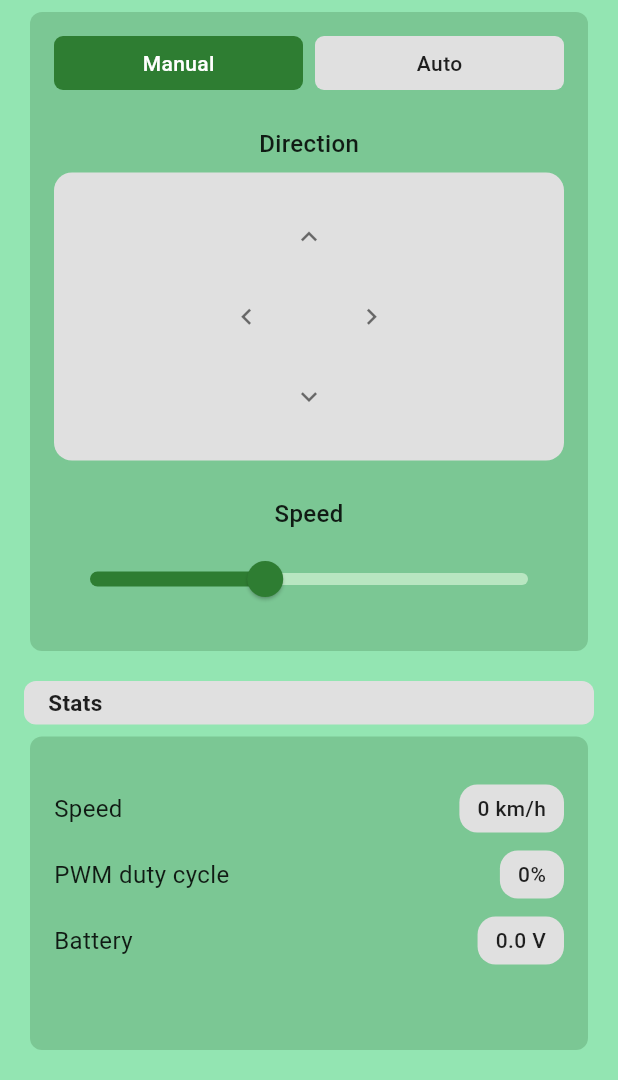
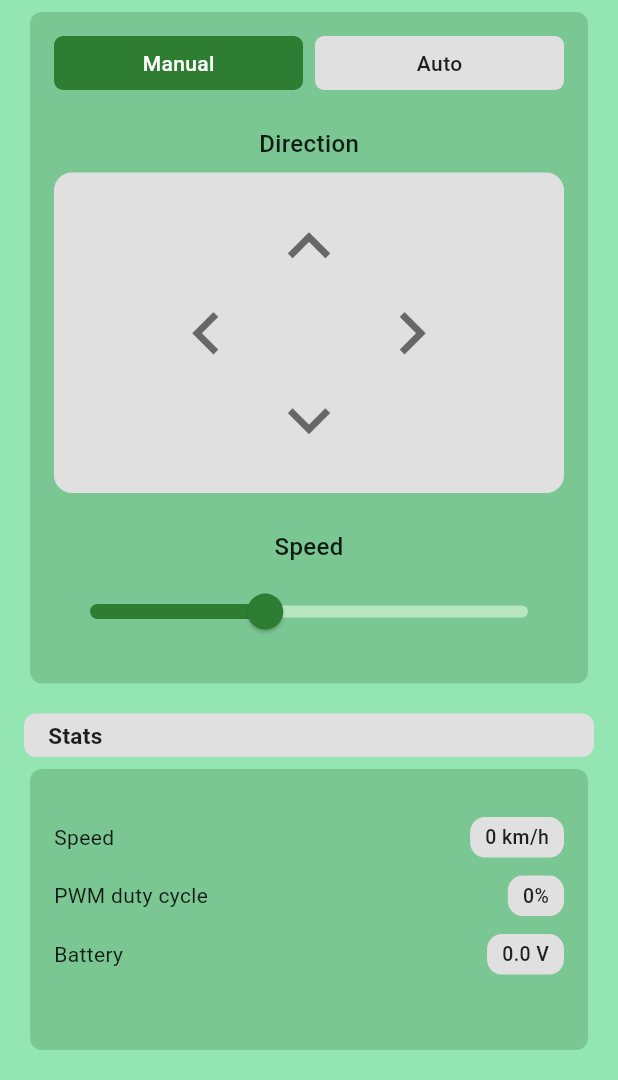
Before and after one commit to RoxanaRujac/Arobs-internship, a Flutter app: the screen it shows after launch, on a phone screen of 412 x 824 dp, the part 156-1236 px from its top. Run offline on Flutter 3.47's test engine with Material 3 defaults, Android fonts, the phone set to English and light mode, and no system bars; network calls fail.

Commit message:
update buttons

```diff
--- a/car control - frontend app/lib/components/ui_components.dart
+++ b/car control - frontend app/lib/components/ui_components.dart
@@ -25,15 +25,13 @@ class DirectionButton extends StatelessWidget {
   @override
   Widget build(BuildContext context) {
     final buttonSize = size ?? 56.0;
-    final iconSize = buttonSize * 0.5; // Icon size is 50% of button size
+    final iconSize = buttonSize; // Icon size is 70% of button size
 
     return GestureDetector(
+      behavior: HitTestBehavior.opaque,
       onTapDown: isEnabled ? (_) => onPressStart() : null,
       onTapUp: isEnabled ? (_) => onPressEnd() : null,
       onTapCancel: isEnabled ? () => onPressEnd() : null,
-      onPanDown: isEnabled ? (_) => onPressStart() : null,
-      onPanEnd: isEnabled ? (_) => onPressEnd() : null,
-      onPanCancel: isEnabled ? () => onPressEnd() : null,
       child: Container(
         width: buttonSize,
         height: buttonSize,
@@ -75,9 +73,10 @@ class DirectionControlPad extends StatefulWidget {
 class _DirectionControlPadState extends State<DirectionControlPad> {
   final Set<String> _pressedDirections = {};
   Timer? _continuousTimer;
+  bool _isDisposed = false;
 
   void _startDirection(String direction) {
-    if (!widget.isManualMode) return;
+    if (!widget.isManualMode || _isDisposed) return;
 
     setState(() {
       _pressedDirections.add(direction);
@@ -87,16 +86,26 @@ class _DirectionControlPadState extends State<DirectionControlPad> {
     widget.onDirectionPressed(_pressedDirections);
 
     // Start continuous sending if not already started
-    if (_continuousTimer == null) {
+    if (_continuousTimer == null || !_continuousTimer!.isActive) {
       _continuousTimer = Timer.periodic(const Duration(milliseconds: 100), (timer) {
+        if (_isDisposed) {
+          timer.cancel();
+          return;
+        }
+
         if (_pressedDirections.isNotEmpty) {
           widget.onDirectionPressed(_pressedDirections);
+        } else {
+          timer.cancel();
+          _continuousTimer = null;
         }
       });
     }
   }
 
   void _stopDirection(String direction) {
+    if (_isDisposed) return;
+
     setState(() {
       _pressedDirections.remove(direction);
     });
@@ -113,6 +122,7 @@ class _DirectionControlPadState extends State<DirectionControlPad> {
 
   @override
   void dispose() {
+    _isDisposed = true;
     _continuousTimer?.cancel();
     super.dispose();
   }
@@ -129,14 +139,13 @@ class _DirectionControlPadState extends State<DirectionControlPad> {
         final safeHeight = availableHeight - 10;
 
         final maxButtonFromWidth = (safeWidth - 20) / 2; // 20px minimum spacing
-
         final maxButtonFromHeight = (safeHeight - 20) / 3; // 20px total spacing
 
         final buttonSize = (maxButtonFromWidth < maxButtonFromHeight ? maxButtonFromWidth : maxButtonFromHeight)
-            .clamp(35.0, 50.0); // Reduced max size to be safer
+            .clamp(57.0, 90.0);
 
-        final horizontalSpacing = ((safeWidth - (buttonSize * 2)) / 2).clamp(15.0, 40.0);
-        final verticalSpacing = ((safeHeight - (buttonSize * 3)) / 2).clamp(8.0, 16.0);
+        final horizontalSpacing = ((safeWidth - (buttonSize * 2)) / 2).clamp(45.0, 80.0);
+        final verticalSpacing = ((safeHeight - (buttonSize * 3)) / 2).clamp(1.0, 1.0);
 
         return Container(
           padding: EdgeInsets.all(containerPadding),
@@ -145,9 +154,10 @@ class _DirectionControlPadState extends State<DirectionControlPad> {
             borderRadius: AppTheme.containerBorderRadius,
           ),
           child: Center(
+            child: IntrinsicHeight(
               child: Column(
                 mainAxisAlignment: MainAxisAlignment.center,
-              mainAxisSize: MainAxisSize.min,
+                mainAxisSize: MainAxisSize.min, // Important: don't expand beyond content
                 children: [
                   // Up Arrow
                   DirectionButton(
@@ -200,6 +210,7 @@ class _DirectionControlPadState extends State<DirectionControlPad> {
                     size: buttonSize,
                   ),
                 ],
+              ),
             ),
           ),
         );
@@ -285,6 +296,7 @@ class CustomToggleButton extends StatelessWidget {
   Widget build(BuildContext context) {
     return Flexible(
       child: GestureDetector(
+        behavior: HitTestBehavior.opaque,
         onTap: onTap,
         child: Container(
           width: double.infinity,
@@ -356,15 +368,21 @@ class StatisticRow extends StatelessWidget {
       children: [
         Expanded(
           flex: 2,
-          child: Text(label, style: AppTheme.statLabelStyle),
+          child: Text(
+            label,
+            style: AppTheme.statLabelStyle.copyWith(fontSize: 14), // Smaller font
+          ),
         ),
         Container(
-          padding: const EdgeInsets.symmetric(horizontal: 12, vertical: 6),
+          padding: const EdgeInsets.symmetric(horizontal: 10, vertical: 4), // Reduced padding
           decoration: BoxDecoration(
             color: AppTheme.lightGrey,
-            borderRadius: BorderRadius.circular(12),
+            borderRadius: BorderRadius.circular(10), // Smaller radius
           ),
-          child: Text(value, style: AppTheme.statValueStyle),
+          child: Text(
+            value,
+            style: AppTheme.statValueStyle.copyWith(fontSize: 13), // Smaller font
+          ),
         ),
       ],
     );
--- a/car control - frontend app/lib/controllers/car_controller.dart
+++ b/car control - frontend app/lib/controllers/car_controller.dart
@@ -28,7 +28,7 @@ class CarController extends ChangeNotifier {
 
   // Initialize WebSocket connection and listeners
   Future<void> _initializeWebSocket() async {
-    print('🚀 Initializing WebSocket connection...');
+   // print('🚀 Initializing WebSocket connection...');
 
     // Initialize the WebSocket service
     await CarCommunicationService.initialize();
--- a/car control - frontend app/lib/screens/car_control_screen.dart
+++ b/car control - frontend app/lib/screens/car_control_screen.dart
@@ -57,7 +57,7 @@ class _CarControlScreenState extends State<CarControlScreen> {
                   const SizedBox(height: 4),
 
                   Expanded(
-                    flex: 6,
+                    flex: 7,
                     child: ControlPanel(
                       carData: carData,
                       controller: _carController,
--- a/car control - frontend app/lib/services/services.dart
+++ b/car control - frontend app/lib/services/services.dart
@@ -4,7 +4,7 @@ import 'package:web_socket_channel/web_socket_channel.dart';
 import 'package:web_socket_channel/status.dart' as status;
 
 class CarCommunicationService {
-  static const String espIp = '192.168.4.1'; // Replace with your ESP32 IP
+  static const String espIp = '192.168.4.1';
   static const int espPort = 444;
 
   static WebSocketChannel? _channel;
@@ -68,6 +68,12 @@ class CarCommunicationService {
     }
   }
 
+
+//{"type": "connection", "status": "connected"}
+//{"type": "status", "speed": 15.5, "pwm": 75, "battery": 4.1}
+//{"type": "ack", "command": "FORWARD"}
+//{"type": "pong"}
+
   // Handle incoming messages from ESP32
   static void _handleMessage(dynamic message) {
     try {
@@ -78,7 +84,7 @@ class CarCommunicationService {
         case 'connection':
           _isConnected = true;
           _connectionController.add(true);
-          print('✅ ESP32 connection confirmed');
+          //print('✅ ESP32 connection confirmed');
           break;
 
         case 'status':
@@ -92,7 +98,7 @@ class CarCommunicationService {
           break;
 
         case 'ack':
-          print('✅ Command acknowledged: ${data['command'] ?? data['speed']}');
+          //print('✅ Command acknowledged: ${data['command'] ?? data['speed']}');
           break;
 
         case 'pong':
@@ -169,11 +175,11 @@ class CarCommunicationService {
 
     final command = _buildDirectionCommand(directions);
 
-    if (directions.isEmpty) {
-      print('📤 Sending STOP command');
-    } else {
-      print('📤 Sending directions: ${directions.join(', ')} -> $command');
-    }
+   // if (directions.isEmpty) {
+   //   print('📤 Sending STOP command');
+   // } else {
+   //   print('📤 Sending directions: ${directions.join(', ')} -> $command');
+   // }
 
     _sendMessage({
       'type': 'direction',
@@ -221,7 +227,7 @@ class CarCommunicationService {
       return false;
     }
 
-    print('📤 Sending speed: ${(speed * 100).round()}%');
+    //_print('📤 Sending speed: ${(speed * 100).round()}%');
 
     _sendMessage({
       'type': 'speed',
@@ -231,7 +237,7 @@ class CarCommunicationService {
     return true;
   }
 
-  // Get car status (now uses real-time stream)
+  // Get car status
   static Future<Map<String, dynamic>?> getCarStatus() async {
     if (!_isConnected) {
       // Try to connect if not connected
@@ -247,18 +253,18 @@ class CarCommunicationService {
       }
     }
 
-    // Return the latest status (this is now handled by the stream)
+    // Return the latest status
     return {
       'connected': _isConnected,
-      'speed': 0.0, // Will be updated via stream
-      'pwm': 0.0,   // Will be updated via stream
-      'battery': 3.9, // Will be updated via stream
+      'speed': 0.0, //  updated via stream
+      'pwm': 0.0,
+      'battery': 3.9,
     };
   }
 
   // Initialize the service
   static Future<void> initialize() async {
-    print('🚀 Initializing Car Communication Service');
+    //print('🚀 Initializing Car Communication Service');
     await connect();
 
     // Listen to status updates and forward them
```
Lines whose indentation alone changed are shown as unchanged.
